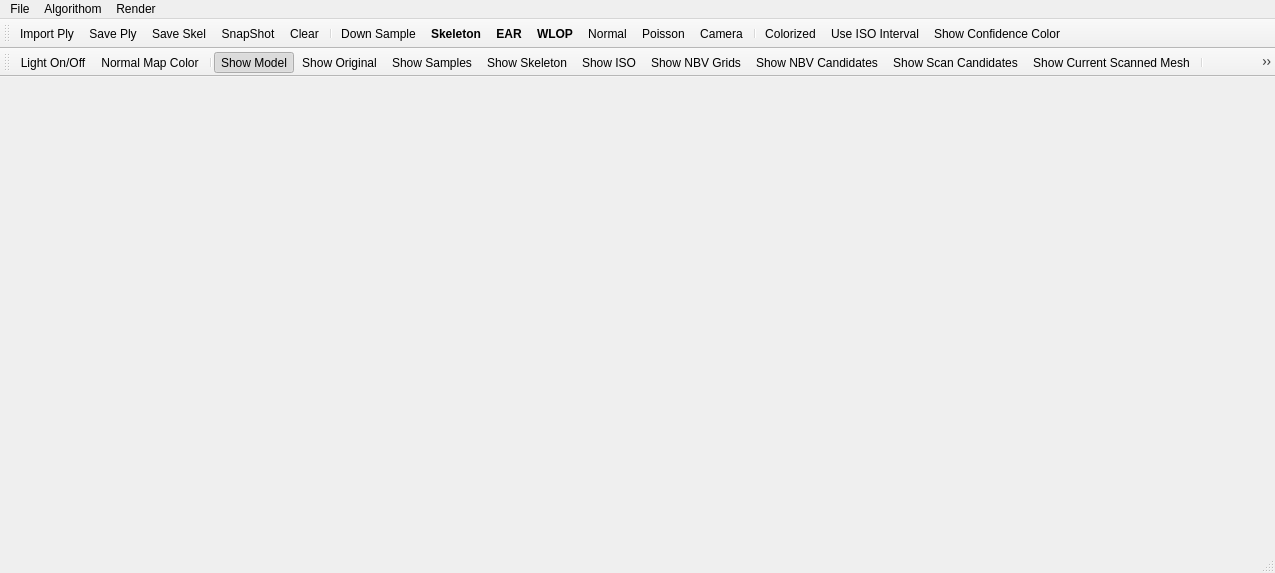
The window that Point Cloud/mainwindow.ui (sunwaylive/quality-driven-poisson-guided-autoscanning) describes before a commit, drawn with Qt 5.
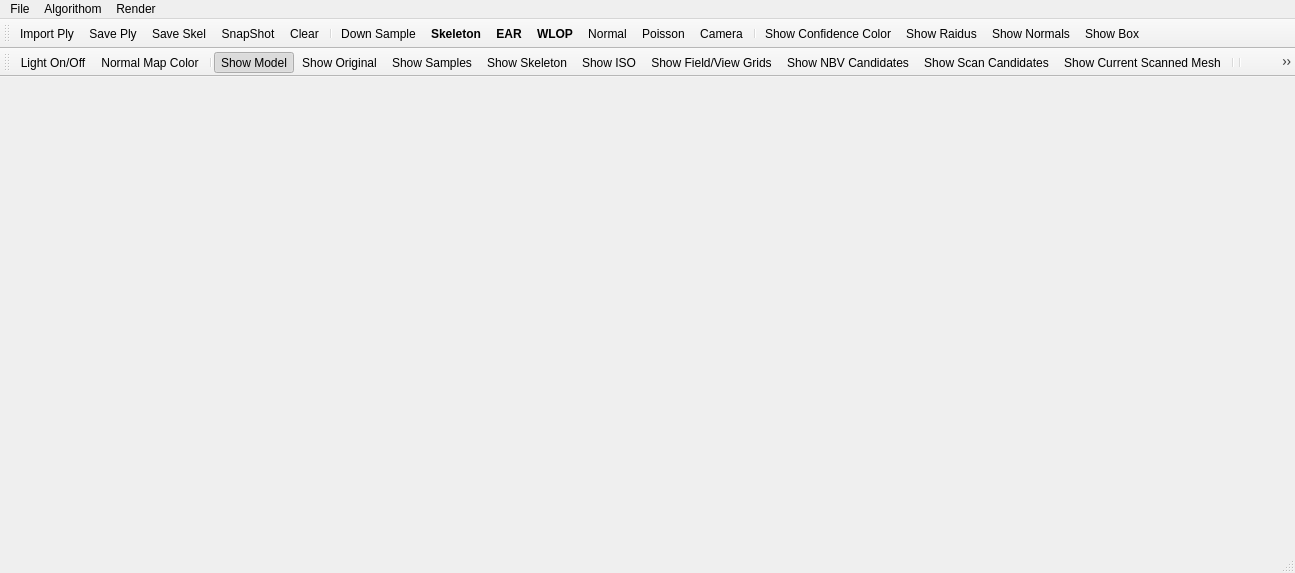
The same window after the commit. Icons and pictures are not drawn.

Commit message: removed bUseIndividualColor

The edit to the form file:
```diff
--- a/Point Cloud/mainwindow.ui
+++ b/Point Cloud/mainwindow.ui
@@ -6,7 +6,7 @@
    <rect>
     <x>0</x>
     <y>0</y>
-    <width>1275</width>
+    <width>1295</width>
     <height>573</height>
    </rect>
   </property>
@@ -40,7 +40,7 @@
     <rect>
      <x>0</x>
      <y>0</y>
-     <width>1275</width>
+     <width>1295</width>
      <height>21</height>
     </rect>
    </property>
@@ -242,9 +242,10 @@
    <addaction name="actionPoisson"/>
    <addaction name="actionCamera"/>
    <addaction name="separator"/>
-   <addaction name="actionShow_Individual_Color"/>
-   <addaction name="actionUse_ISO_Interval"/>
    <addaction name="actionShow_Confidence_Color"/>
+   <addaction name="actionShow_Neighborhood_Ball"/>
+   <addaction name="actionShow_Normals"/>
+   <addaction name="actionShow_Box"/>
   </widget>
   <widget class="QStatusBar" name="statusBar"/>
   <widget class="QToolBar" name="toolBar">
@@ -273,11 +274,8 @@
    <addaction name="actionShow_Scan_Candidates"/>
    <addaction name="actionShow_Current_Scanned_Mesh"/>
    <addaction name="separator"/>
-   <addaction name="actionShow_Neighborhood_Ball"/>
-   <addaction name="actionShow_Normals"/>
+   <addaction name="separator"/>
    <addaction name="actionCull_Points"/>
-   <addaction name="separator"/>
-   <addaction name="actionShow_Box"/>
   </widget>
   <action name="actionImport_Ply">
    <property name="icon">
@@ -831,7 +829,7 @@
     <bool>false</bool>
    </property>
    <property name="text">
-    <string>Show NBV Grids</string>
+    <string>Show Field/View Grids</string>
    </property>
   </action>
   <action name="actionShow_NBV_Candidates">
```
The commit also changes 2 other files.
